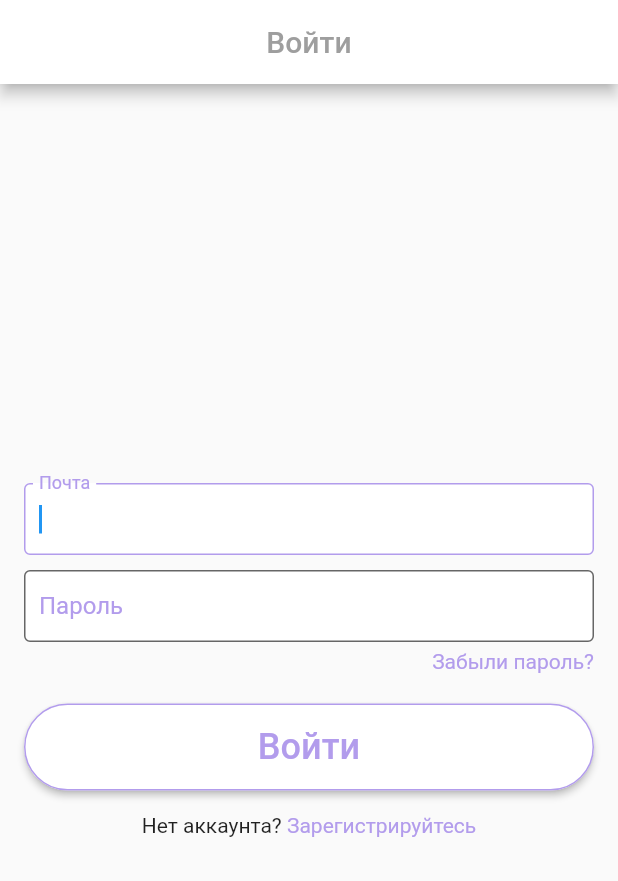
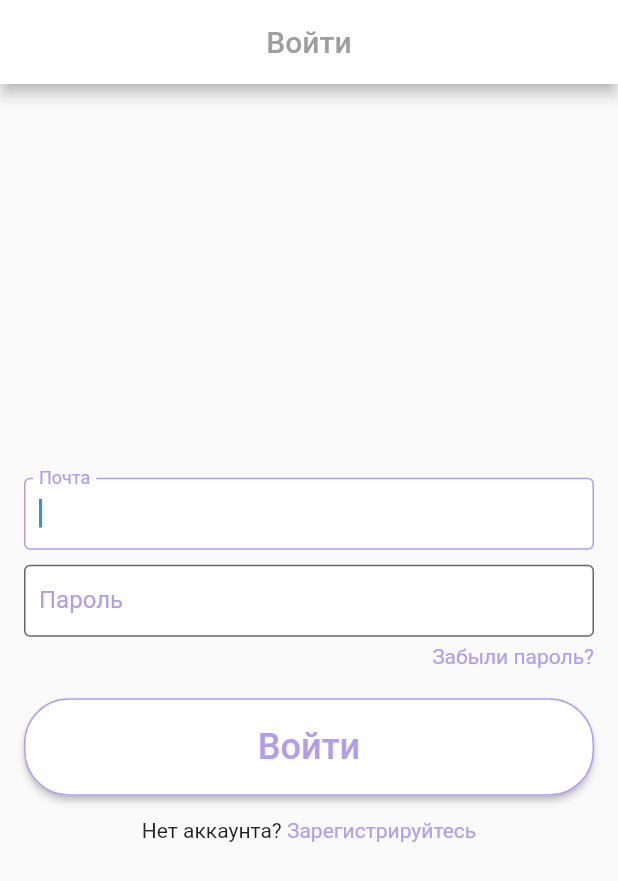
Before and after one commit to 88srzh/comics_db, a Flutter app: the screen it shows after launch, on a phone screen of 412 x 824 dp. Shown: the top 881 px of the screen. Run offline on Flutter 3.47's test engine with Material 2 defaults, Android fonts, the phone set to English and light mode, and no system bars; our stand-ins replace flutter_secure_storage.

Commit message:
fix login button

```diff
--- a/lib/widgets/auth/auth_widget.dart
+++ b/lib/widgets/auth/auth_widget.dart
@@ -110,13 +110,14 @@ class AuthButtonWidget extends StatelessWidget {
     final onPressed =
         model?.canStartAuth == true ? () => model?.auth(context) : null;
     final child = model?.isAuthProgress == true
-        ? const CircularProgressIndicator(strokeWidth: 8.0)
+        ? const CircularProgressIndicator(strokeWidth: 5.0)
         : const Text(
             'Войти',
             style: TextStyle(fontSize: 24),
           );
-    return Container(
+    return SizedBox(
       width: double.infinity,
+      height: 65,
       child: ElevatedButton(
         onPressed: onPressed,
         child: child,
```
Also changed, not shown: lib/widgets/auth/auth_model.dart (+0 -17 lines).
